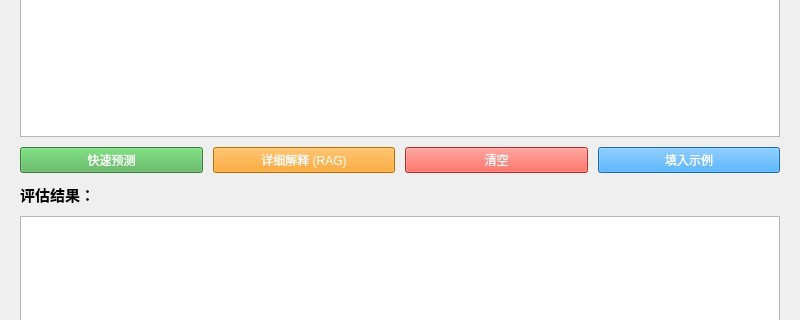
This is source/tools/frailty_ui.ui in lupeilin/Identification-of-Frailty-in-Elderly-Individuals as Qt 5 draws it before an edit; both pictures show x 0 to 800 and y 159 to 479 of the 800 by 650 pixel window. The edited form follows.
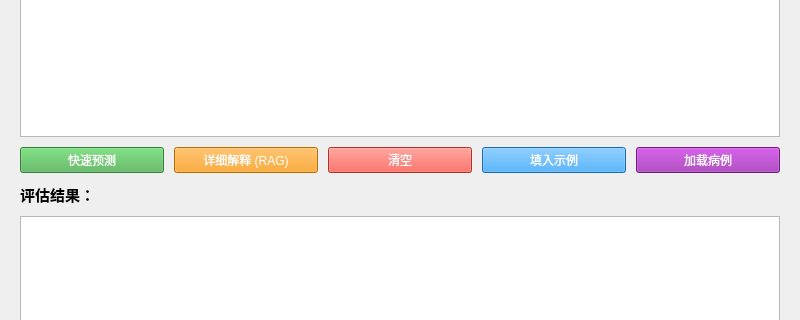
This is the edited form.

Commit message: 优化ui界面  加入从本地加载病例的功能

```diff
--- a/source/tools/frailty_ui.ui
+++ b/source/tools/frailty_ui.ui
@@ -93,6 +93,16 @@
         </property>
        </widget>
       </item>
+      <item>
+       <widget class="QPushButton" name="btn_load_case">
+        <property name="text">
+         <string>加载病例</string>
+        </property>
+        <property name="styleSheet">
+         <string notr="true">background-color: #9C27B0; color: white;</string>
+        </property>
+       </widget>
+      </item>
      </layout>
     </item>
     <item>
```
The commit also changes 3 other files.
